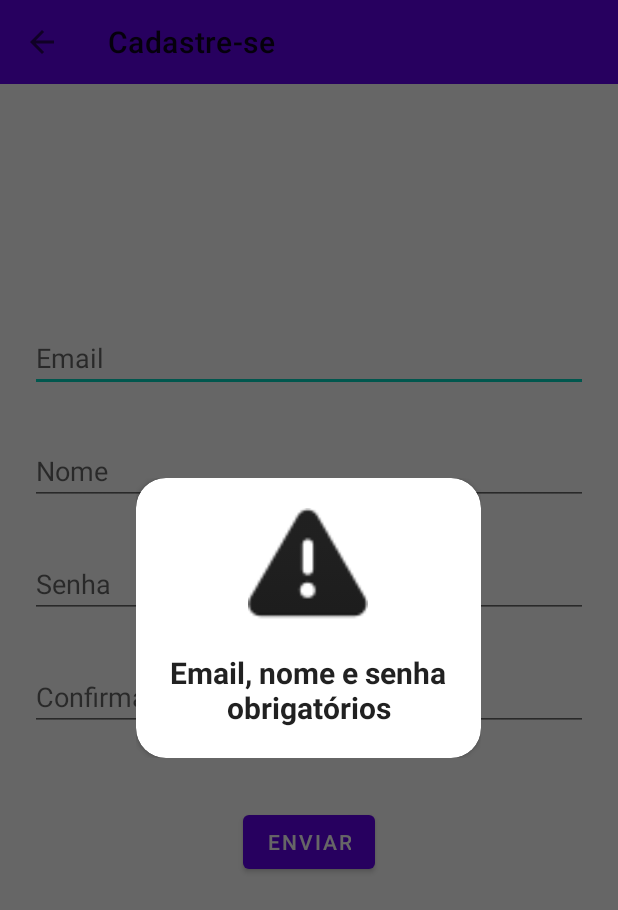
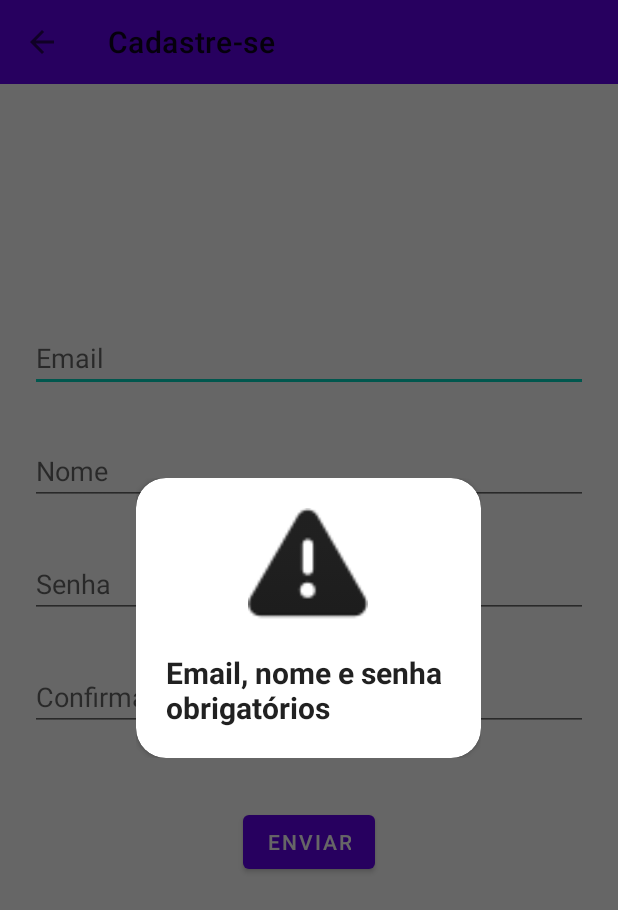
Before and after one commit to JulioCRFilho/KotlinArchitetureExample, an Android app: the SignupActivity screen opened directly, with no data from a screen before it, after a tap on "ENVIAR", on a phone screen of 412 x 824 dp. Shown: the top 910 px of the screen. Run offline under Robolectric (Android 15) with nearby library versions, the phone set to English and light mode, and no system bars; our stand-ins replace Firebase (no records; nobody signed in at launch, a user with empty details on screens opened directly), data binding.

Commit message:
correção

```diff
--- a/app/src/main/java/com/example/uds/ui/HomeActivity.kt
+++ b/app/src/main/java/com/example/uds/ui/HomeActivity.kt
@@ -22,8 +22,7 @@ class HomeActivity : BaseActivity() {
         setToolbar(toolbar, getString(R.string.home), false, viewModel.userName)
 
         binding.viewModel = viewModel
-        viewPager.adapter = TabsAdapter(supportFragmentManager, viewModel, this)
-        viewPager.currentItem = 0
+        viewPager.adapter = TabsAdapter(supportFragmentManager, viewModel)
         tabLayout.setupWithViewPager(viewPager)
     }
 }
--- a/app/src/main/java/com/example/uds/viewModel/HomeViewModel.kt
+++ b/app/src/main/java/com/example/uds/viewModel/HomeViewModel.kt
@@ -1,7 +1,6 @@
 package com.example.uds.viewModel
 
 import android.util.Log.d
-import android.view.View
 import androidx.lifecycle.MutableLiveData
 import androidx.lifecycle.ViewModel
 import com.example.uds.api.AuthInterface
@@ -25,7 +24,7 @@ class HomeViewModel : ViewModel() {
         "teste1", "só testando", "começando o cadastro das pautas"
     )
 
-    fun writeToDB(view: View) {
+    fun writeToDB() {
         d("tatata", "COMECOU")
         dbStatusLiveData.value = Pair(0, null)
         authInterface?.onStarted()
--- a/app/src/main/res/layout/fragment_dialog.xml
+++ b/app/src/main/res/layout/fragment_dialog.xml
@@ -1,7 +1,6 @@
 <?xml version="1.0" encoding="utf-8"?>
 <androidx.cardview.widget.CardView xmlns:android="http://schemas.android.com/apk/res/android"
     xmlns:app="http://schemas.android.com/apk/res-auto"
-    xmlns:tools="http://schemas.android.com/tools"
     android:layout_width="230dp"
     android:layout_height="wrap_content"
     android:layout_gravity="center"
@@ -12,42 +11,45 @@
         android:id="@+id/viewFlipper"
         android:layout_width="wrap_content"
         android:layout_height="wrap_content"
-        >
+        android:layout_gravity="center_horizontal">
 
         <LinearLayout
-            android:layout_width="match_parent"
-            android:layout_height="match_parent"
-            android:gravity="center"
+            android:layout_width="wrap_content"
+            android:layout_height="wrap_content"
+            android:layout_gravity="center"
             android:orientation="vertical">
 
             <ProgressBar
                 android:layout_width="80dp"
                 android:layout_height="80dp"
+                android:layout_gravity="center_horizontal"
                 android:layout_marginTop="20dp"
-                android:tint="?android:attr/textColorPrimary"
-                android:progressTint="?android:attr/textColorPrimary" />
+                android:progressTint="?android:attr/textColorPrimary"
+                android:tint="?android:attr/textColorPrimary" />
 
             <TextView
                 android:layout_width="wrap_content"
                 android:layout_height="wrap_content"
+                android:layout_gravity="center_horizontal"
                 android:layout_marginTop="16dp"
                 android:layout_marginBottom="20dp"
                 android:text="Carregando..."
-                android:gravity="center_horizontal"
                 android:textColor="?android:attr/textColorPrimary"
                 android:textSize="20dp"
                 android:textStyle="bold" />
         </LinearLayout>
 
         <LinearLayout
-            android:layout_width="match_parent"
-            android:layout_height="match_parent"
-            android:gravity="center"
+            android:layout_width="wrap_content"
+            android:layout_height="wrap_content"
+            android:layout_gravity="center"
             android:orientation="vertical">
 
             <ImageView
                 android:layout_width="80dp"
                 android:layout_height="80dp"
+                android:layout_gravity="center_horizontal"
+                android:layout_marginHorizontal="16dp"
                 android:layout_marginTop="20dp"
                 android:tint="?android:attr/textColorPrimary"
                 app:srcCompat="@drawable/ic_success" />
@@ -55,24 +57,26 @@
             <TextView
                 android:layout_width="wrap_content"
                 android:layout_height="wrap_content"
+                android:layout_gravity="center_horizontal"
+                android:layout_marginHorizontal="16dp"
                 android:layout_marginTop="16dp"
                 android:layout_marginBottom="20dp"
                 android:text="Sucesso!"
-                android:gravity="center_horizontal"
                 android:textColor="?android:attr/textColorPrimary"
                 android:textSize="20dp"
                 android:textStyle="bold" />
         </LinearLayout>
 
         <LinearLayout
-            android:layout_width="match_parent"
-            android:layout_height="match_parent"
-            android:gravity="center"
+            android:layout_width="wrap_content"
+            android:layout_height="wrap_content"
+            android:layout_gravity="center_horizontal"
             android:orientation="vertical">
 
             <ImageView
                 android:layout_width="80dp"
                 android:layout_height="80dp"
+                android:layout_gravity="center_horizontal"
                 android:layout_marginTop="20dp"
                 android:tint="?android:attr/textColorPrimary"
                 app:srcCompat="@android:drawable/ic_dialog_alert" />
@@ -81,10 +85,10 @@
                 android:id="@+id/failMsg"
                 android:layout_width="wrap_content"
                 android:layout_height="wrap_content"
+                android:layout_gravity="center_horizontal"
+                android:layout_marginHorizontal="20dp"
                 android:layout_marginTop="16dp"
                 android:layout_marginBottom="20dp"
-                android:layout_marginHorizontal="16dp"
-                android:gravity="center_horizontal"
                 android:text="Ops, falha na conexão"
                 android:textColor="?android:attr/textColorPrimary"
                 android:textSize="20dp"
```
Also changed, not shown: app/src/main/java/com/example/uds/adapter/TabsAdapter.kt (+4 -4 lines), app/src/main/java/com/example/uds/fragment/DoneSchedulesFragment.kt (+1 -7 lines), app/src/main/java/com/example/uds/fragment/OpenSchedulesFragment.kt (+9 -8 lines), app/src/main/res/layout/fragment_done_schedules.xml (+1 -8 lines), app/src/main/res/layout/fragment_open_schedules.xml (+3 -12 lines).
